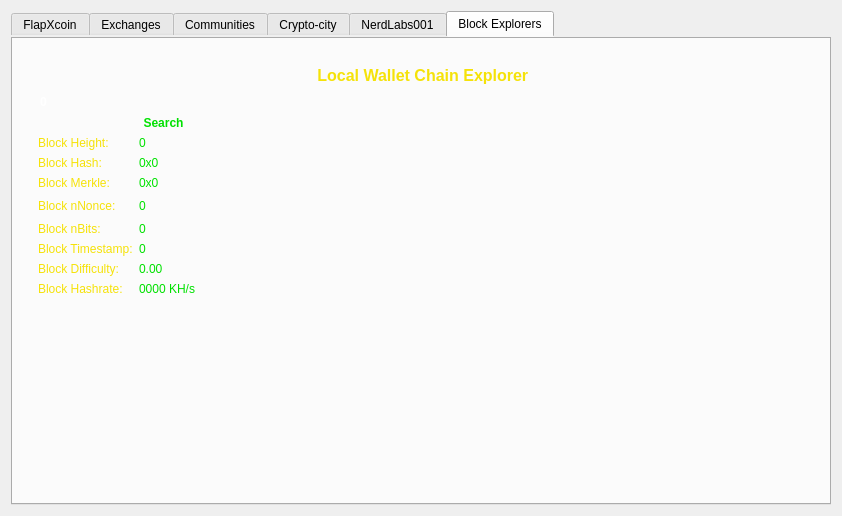
Above: src/qt/forms/shoppingpage.ui from FlapXCoin/flapxcoin before the change. Below: the same form after it.
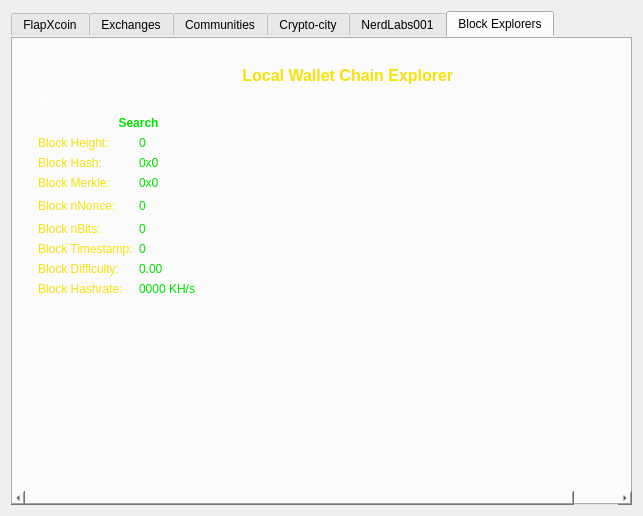
That is the form after the change. The open tabs and pages were chosen to show the change. Icons and pictures are not drawn.

Patch:
```diff
--- a/src/qt/forms/shoppingpage.ui
+++ b/src/qt/forms/shoppingpage.ui
@@ -9,7 +9,7 @@
    <rect>
     <x>0</x>
     <y>0</y>
-    <width>842</width>
+    <width>643</width>
     <height>516</height>
    </rect>
   </property>
@@ -5488,8 +5488,8 @@
            <rect>
             <x>0</x>
             <y>0</y>
-            <width>824</width>
-            <height>461</height>
+            <width>670</width>
+            <height>448</height>
            </rect>
           </property>
           <property name="styleSheet">
```
Left out of the diff: 70 changed lines with no effect on the pictures.
